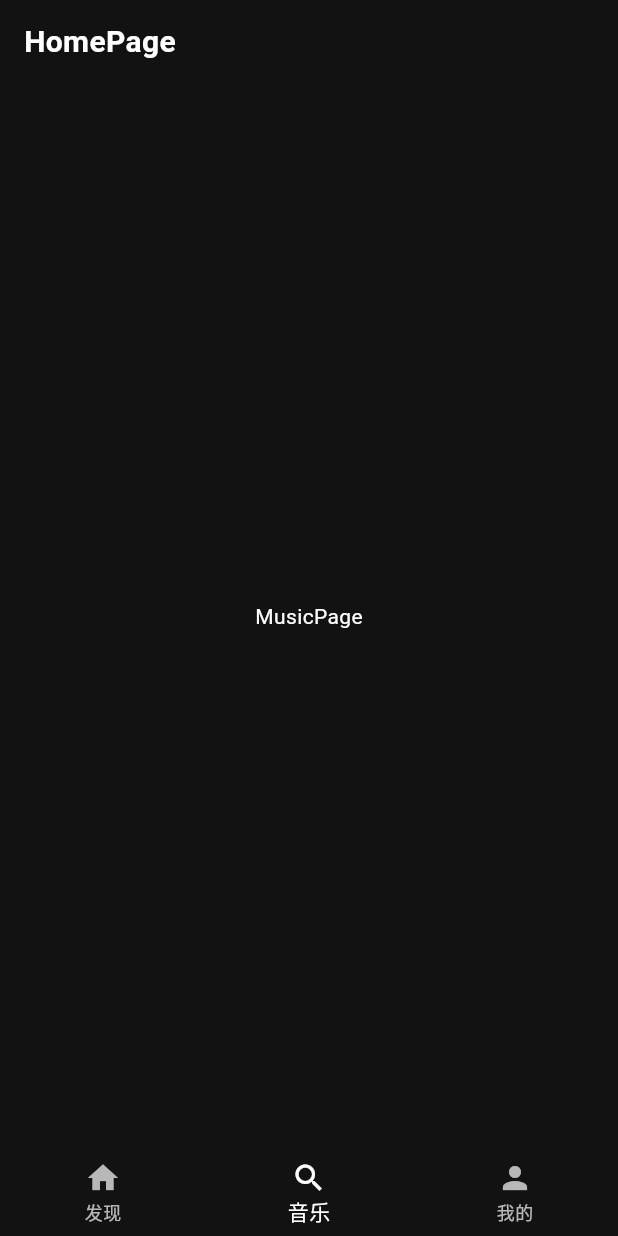
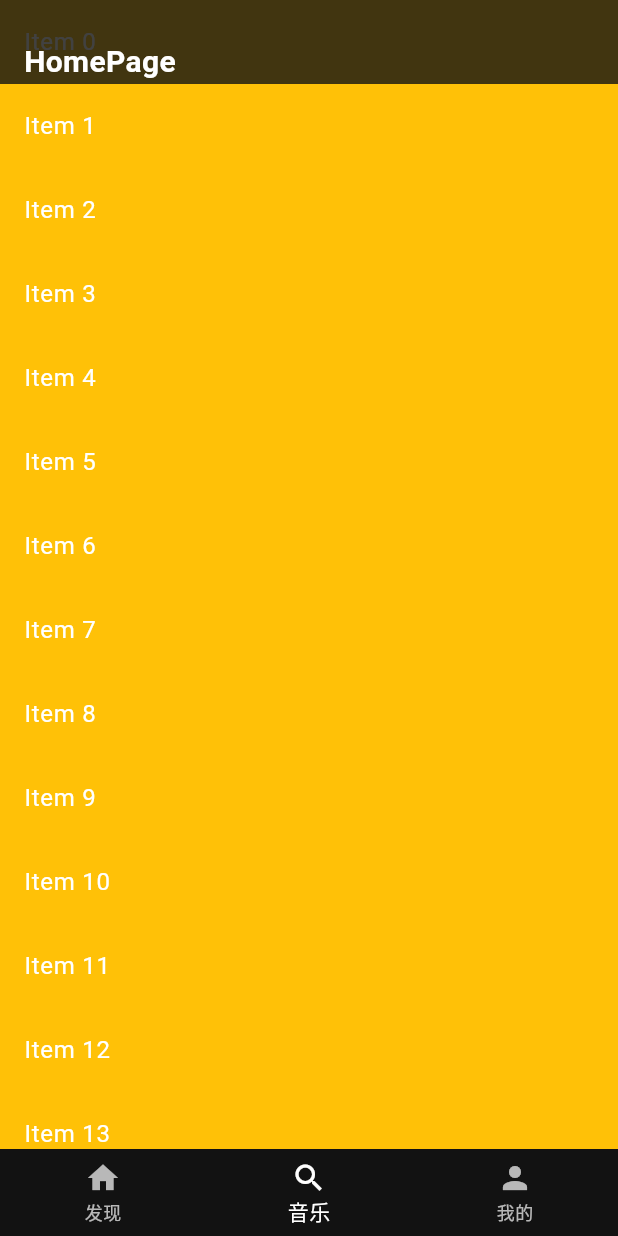
Before and after one commit to aidaole/AiMusic, a Flutter app: the screen it shows after launch, item 2 of the bottom bar chosen, on a phone screen of 412 x 824 dp. Run offline on Flutter 3.47's test engine with Material 3 defaults, Android fonts, the phone set to English and light mode, and no system bars.

Commit message:
[显示内容延伸到状态栏中]

```diff
--- a/lib/main.dart
+++ b/lib/main.dart
@@ -7,7 +7,7 @@ void main() {
   WidgetsFlutterBinding.ensureInitialized();
   SystemChrome.setSystemUIOverlayStyle(
     const SystemUiOverlayStyle(
-        statusBarColor: defaultBgColor,
+        statusBarColor: Colors.transparent,
         statusBarIconBrightness: Brightness.light,
         systemNavigationBarColor: defaultBgColor,
         systemNavigationBarIconBrightness: Brightness.light),
--- a/lib/modules/account/account_page.dart
+++ b/lib/modules/account/account_page.dart
@@ -1,5 +1,6 @@
 import 'package:ai_music/themes/theme_color.dart';
 import 'package:flutter/material.dart';
+import 'package:flutter/widgets.dart';
 
 class AccountPage extends StatelessWidget {
   const AccountPage({super.key});
@@ -8,11 +9,19 @@ class AccountPage extends StatelessWidget {
   Widget build(BuildContext context) {
     return Container(
       color: defaultBgColor,
-      child: const Center(
-          child: Text(
-        "UserPage",
-        style: TextStyle(color: Colors.white),
-      )),
+      child: Column(
+        children: [
+          SizedBox(
+            height: 100,
+            child: Container(color: Colors.red.withAlpha(50)),
+          ),
+          const Center(
+              child: Text(
+            "UserPage",
+            style: TextStyle(color: Colors.white),
+          )),
+        ],
+      ),
     );
   }
 }
--- a/lib/modules/home/home_page.dart
+++ b/lib/modules/home/home_page.dart
@@ -28,32 +28,42 @@ class _HomePageState extends State<HomePage> {
   @override
   Widget build(BuildContext context) {
     return Scaffold(
-      body: SafeArea(
-        child: Column(
-          children: [
-            // 自定义 ActionBar，使用主题色
-            Container(
-              padding: const EdgeInsets.symmetric(horizontal: 16),
-              height: 56,
-              color: themeColor, // 设置背景色
+      body: Stack(
+        children: [
+          _pages[_selectedIndex],
+
+          Positioned(
+            top: 0,
+            left: 0,
+            right: 0,
+            child: Container(
+              padding: EdgeInsets.only(
+                top: MediaQuery.of(context).padding.top,
+                left: 16,
+                right: 16,
+              ),
+              height: MediaQuery.of(context).padding.top + 56,
+              color: themeColor.withOpacity(0.8),
               child: Row(
                 children: [
-                  Text(
-                    "HomePage",
-                    style: Theme.of(context).appBarTheme.titleTextStyle?.copyWith(
-                      color: Colors.white, // 文字改为白色
+                  Align(
+                    alignment: Alignment.bottomLeft,
+                    child: Text(
+                      "HomePage",
+                      style: Theme.of(context).appBarTheme.titleTextStyle?.copyWith(
+                        color: Colors.white,
+                      ),
                     ),
                   )
                 ],
               ),
             ),
-            Expanded(child: _pages[_selectedIndex]),
-          ],
-        ),
+          ),
+        ],
       ),
       bottomNavigationBar: Container(
         decoration: const BoxDecoration(
-          color: themeColor, // 设置底部导航栏背景色
+          color: themeColor,
         ),
         child: SafeArea(
           child: BottomNavigationBar(
@@ -63,10 +73,10 @@ class _HomePageState extends State<HomePage> {
                 _selectedIndex = index;
               });
             },
-            backgroundColor: themeColor, // 设置背景色
+            backgroundColor: themeColor,
             elevation: 0,
-            selectedItemColor: Colors.white, // 选中项为白色
-            unselectedItemColor: Colors.white70, // 未选中项为半透明白色
+            selectedItemColor: Colors.white,
+            unselectedItemColor: Colors.white70,
             items: const [
               BottomNavigationBarItem(icon: Icon(Icons.home), label: "发现"),
               BottomNavigationBarItem(icon: Icon(Icons.search), label: "音乐"),
--- a/lib/modules/music/music_page.dart
+++ b/lib/modules/music/music_page.dart
@@ -8,9 +8,19 @@ class MusicPage extends StatelessWidget {
   @override
   Widget build(BuildContext context) {
     return Container(
-      color: defaultBgColor,
-      child: const Center(
-          child: Text("MusicPage", style: TextStyle(color: Colors.white))),
+      color: Colors.amber,
+      child: ListView.builder(
+        padding: EdgeInsets.zero,
+        itemCount: 50,
+        itemBuilder: (context, index) {
+          return ListTile(
+            title: Text(
+              "Item $index",
+              style: const TextStyle(color: Colors.white),
+            ),
+          );
+        },
+      ),
     );
   }
 }
```
